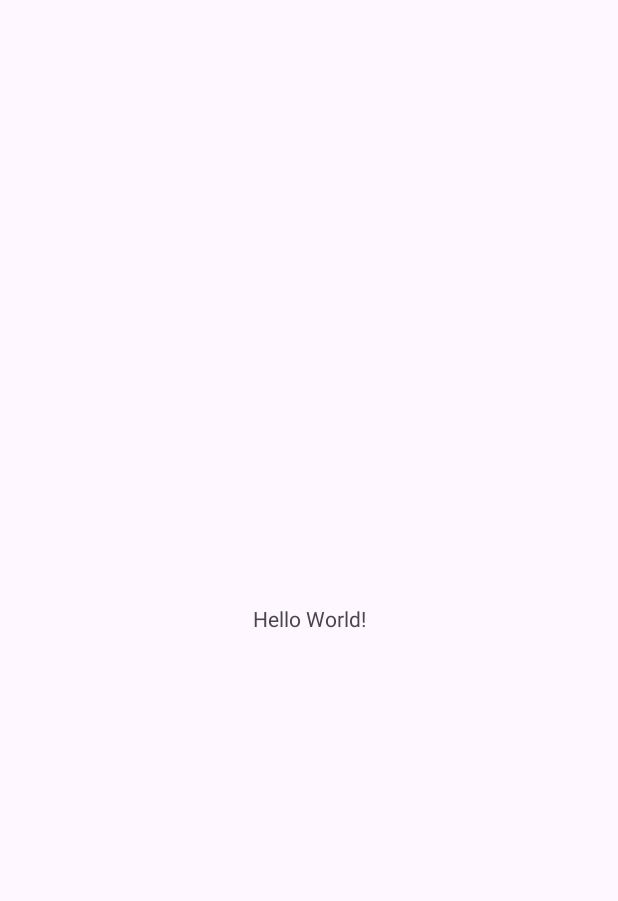
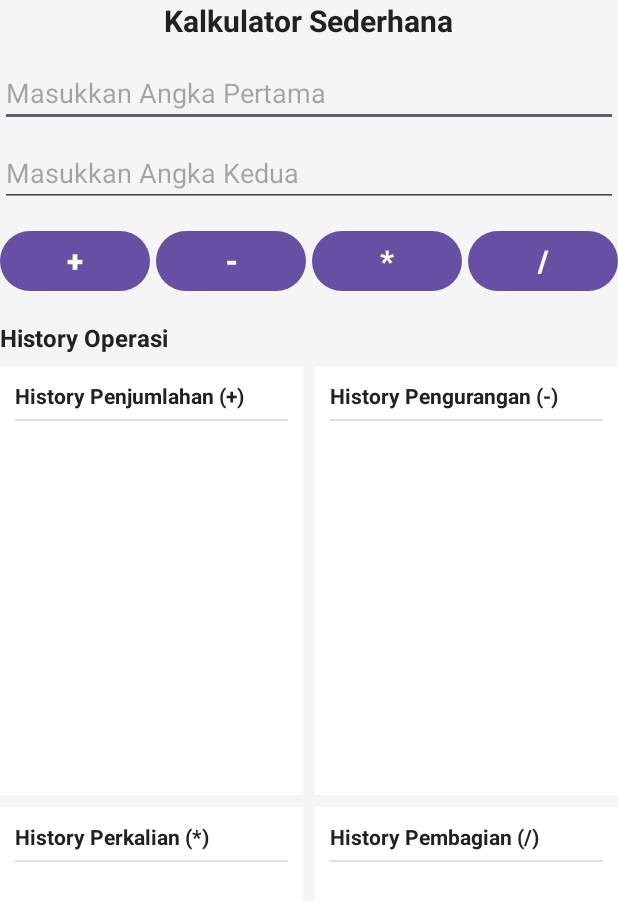
Before and after one commit to natanieljoshe/pertemuan_9_pr_kalkulator, an Android app: the screen it shows after launch (MainActivity), on a phone screen of 412 x 824 dp. Before the commit the part shown is almost empty. Shown: the top 901 px of the screen. Run offline under Robolectric (Android 15) with nearby library versions, the phone set to English and light mode, and no system bars.

Commit message:
membuat layout kalkulator

```diff
--- a/app/src/main/res/layout/activity_main.xml
+++ b/app/src/main/res/layout/activity_main.xml
@@ -1,19 +1,155 @@
 <?xml version="1.0" encoding="utf-8"?>
-<androidx.constraintlayout.widget.ConstraintLayout xmlns:android="http://schemas.android.com/apk/res/android"
+<LinearLayout
+    xmlns:android="http://schemas.android.com/apk/res/android"
     xmlns:app="http://schemas.android.com/apk/res-auto"
     xmlns:tools="http://schemas.android.com/tools"
     android:id="@+id/main"
     android:layout_width="match_parent"
     android:layout_height="match_parent"
+    android:orientation="vertical"
+    android:padding="16dp"
+    android:background="#F5F5F5"
     tools:context=".MainActivity">
 
     <TextView
         android:layout_width="wrap_content"
         android:layout_height="wrap_content"
-        android:text="Hello World!"
-        app:layout_constraintBottom_toBottomOf="parent"
-        app:layout_constraintEnd_toEndOf="parent"
-        app:layout_constraintStart_toStartOf="parent"
-        app:layout_constraintTop_toTopOf="parent" />
+        android:text="Kalkulator Sederhana"
+        android:textSize="20sp"
+        android:textStyle="bold"
+        android:textColor="#212121"
+        android:layout_gravity="center_horizontal"
+        android:layout_marginBottom="12dp" />
 
-</androidx.constraintlayout.widget.ConstraintLayout>
+    <EditText
+        android:id="@+id/etAngka1"
+        android:layout_width="match_parent"
+        android:layout_height="wrap_content"
+        android:hint="Masukkan Angka Pertama"
+        android:inputType="numberSigned|numberDecimal"
+        android:layout_marginBottom="8dp" />
+
+    <EditText
+        android:id="@+id/etAngka2"
+        android:layout_width="match_parent"
+        android:layout_height="wrap_content"
+        android:hint="Masukkan Angka Kedua"
+        android:inputType="numberSigned|numberDecimal"
+        android:layout_marginBottom="12dp" />
+
+    <!-- 4 Operation Buttons -->
+    <LinearLayout
+        android:layout_width="match_parent"
+        android:layout_height="wrap_content"
+        android:orientation="horizontal"
+        android:gravity="center"
+        android:layout_marginBottom="16dp">
+
+        <Button
+            android:id="@+id/btnTambah"
+            android:layout_width="0dp"
+            android:layout_height="wrap_content"
+            android:layout_weight="1"
+            android:layout_marginEnd="4dp"
+            android:text="+"
+            android:textSize="20sp"
+            android:textStyle="bold" />
+
+        <Button
+            android:id="@+id/btnKurang"
+            android:layout_width="0dp"
+            android:layout_height="wrap_content"
+            android:layout_weight="1"
+            android:layout_marginEnd="4dp"
+            android:text="-"
+            android:textSize="20sp"
+            android:textStyle="bold" />
+
+        <Button
+            android:id="@+id/btnKali"
+            android:layout_width="0dp"
+            android:layout_height="wrap_content"
+            android:layout_weight="1"
+            android:layout_marginEnd="4dp"
+            android:text="*"
+            android:textSize="20sp"
+            android:textStyle="bold" />
+
+        <Button
+            android:id="@+id/btnBagi"
+            android:layout_width="0dp"
+            android:layout_height="wrap_content"
+            android:layout_weight="1"
+            android:text="/"
+            android:textSize="20sp"
+            android:textStyle="bold" />
+    </LinearLayout>
+
+    <!-- Section Title -->
+    <TextView
+        android:layout_width="wrap_content"
+        android:layout_height="wrap_content"
+        android:text="History Operasi"
+        android:textSize="16sp"
+        android:textStyle="bold"
+        android:textColor="#212121"
+        android:layout_marginBottom="8dp" />
+
+    <LinearLayout
+        android:layout_width="match_parent"
+        android:layout_height="0dp"
+        android:layout_weight="1"
+        android:orientation="vertical">
+
+        <!-- Row 1: Penjumlahan & Pengurangan -->
+        <LinearLayout
+            android:layout_width="match_parent"
+            android:layout_height="0dp"
+            android:layout_weight="1"
+            android:orientation="horizontal"
+            android:layout_marginBottom="8dp">
+
+            <androidx.fragment.app.FragmentContainerView
+                android:id="@+id/container_tambah"
+                android:name="com.example.kalkulator.TambahFragment"
+                android:layout_width="0dp"
+                android:layout_height="match_parent"
+                android:layout_weight="1"
+                android:layout_marginEnd="4dp" />
+
+            <androidx.fragment.app.FragmentContainerView
+                android:id="@+id/container_kurang"
+                android:name="com.example.kalkulator.KurangFragment"
+                android:layout_width="0dp"
+                android:layout_height="match_parent"
+                android:layout_weight="1"
+                android:layout_marginStart="4dp" />
+        </LinearLayout>
+
+        <!-- Row 2: Perkalian & Pembagian -->
+        <LinearLayout
+            android:layout_width="match_parent"
+            android:layout_height="0dp"
+            android:layout_weight="1"
+            android:orientation="horizontal">
+
+            <androidx.fragment.app.FragmentContainerView
+                android:id="@+id/container_kali"
+                android:name="com.example.kalkulator.KaliFragment"
+                android:layout_width="0dp"
+                android:layout_height="match_parent"
+                android:layout_weight="1"
+                android:layout_marginEnd="4dp" />
+
+            <androidx.fragment.app.FragmentContainerView
+                android:id="@+id/container_bagi"
+                android:name="com.example.kalkulator.BagiFragment"
+                android:layout_width="0dp"
+                android:layout_height="match_parent"
+                android:layout_weight="1"
+                android:layout_marginStart="4dp" />
+        </LinearLayout>
+
+    </LinearLayout>
+
+</LinearLayout>
```
